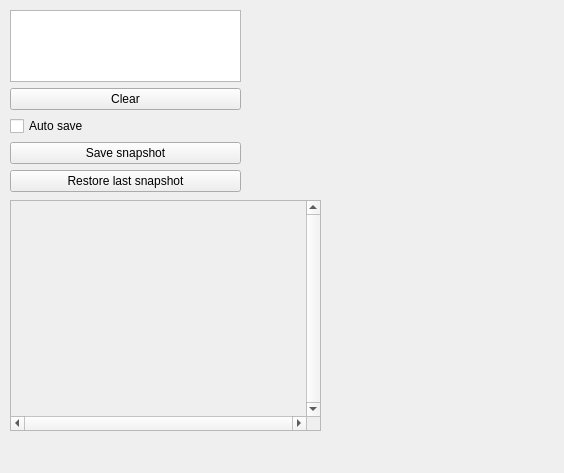
Old version of the form lib/dummy/dummymodelpanel.ui in the repository Pelagicore/facelift.
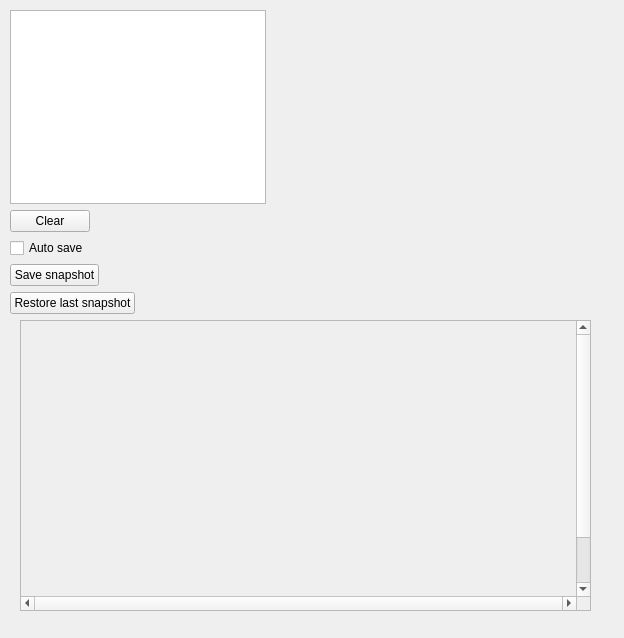
New version of the form.

Patch:
```diff
--- a/lib/dummy/dummymodelpanel.ui
+++ b/lib/dummy/dummymodelpanel.ui
@@ -6,8 +6,8 @@
    <rect>
     <x>0</x>
     <y>0</y>
-    <width>564</width>
-    <height>473</height>
+    <width>624</width>
+    <height>638</height>
    </rect>
   </property>
   <property name="windowTitle">
@@ -18,36 +18,36 @@
     <rect>
      <x>10</x>
      <y>10</y>
-     <width>231</width>
-     <height>182</height>
+     <width>264</width>
+     <height>304</height>
     </rect>
    </property>
-   <layout class="QVBoxLayout" name="verticalLayout">
-    <item>
+   <layout class="QFormLayout" name="formLayout">
+    <item row="0" column="0">
      <widget class="QTextEdit" name="logLabel"/>
     </item>
-    <item>
+    <item row="1" column="0">
      <widget class="QPushButton" name="clearLogButton">
       <property name="text">
        <string>Clear</string>
       </property>
      </widget>
     </item>
-    <item>
+    <item row="2" column="0">
      <widget class="QCheckBox" name="autoSaveCheckBox">
       <property name="text">
        <string>Auto save</string>
       </property>
      </widget>
     </item>
-    <item>
+    <item row="3" column="0">
      <widget class="QPushButton" name="saveSnapshotButton">
       <property name="text">
        <string>Save snapshot</string>
       </property>
      </widget>
     </item>
-    <item>
+    <item row="4" column="0">
      <widget class="QPushButton" name="loadSnapshotButton">
       <property name="text">
        <string>Restore last snapshot</string>
@@ -59,10 +59,10 @@
   <widget class="QScrollArea" name="controlsArea">
    <property name="geometry">
     <rect>
-     <x>10</x>
-     <y>200</y>
-     <width>311</width>
-     <height>231</height>
+     <x>20</x>
+     <y>320</y>
+     <width>571</width>
+     <height>291</height>
     </rect>
    </property>
    <property name="verticalScrollBarPolicy">
@@ -82,14 +82,14 @@
      <rect>
       <x>0</x>
       <y>0</y>
-      <width>295</width>
-      <height>215</height>
+      <width>555</width>
+      <height>335</height>
      </rect>
     </property>
     <property name="minimumSize">
      <size>
-      <width>219</width>
-      <height>169</height>
+      <width>535</width>
+      <height>335</height>
      </size>
     </property>
     <widget class="QWidget" name="verticalLayoutWidget_2">
@@ -109,6 +109,17 @@
     </widget>
    </widget>
   </widget>
+  <widget class="QWidget" name="verticalLayoutWidget_3">
+   <property name="geometry">
+    <rect>
+     <x>410</x>
+     <y>80</y>
+     <width>160</width>
+     <height>80</height>
+    </rect>
+   </property>
+   <layout class="QVBoxLayout" name="verticalLayout"/>
+  </widget>
  </widget>
  <resources/>
  <connections/>
```
Left out of the diff: 10 changed lines with no effect on the pictures.
